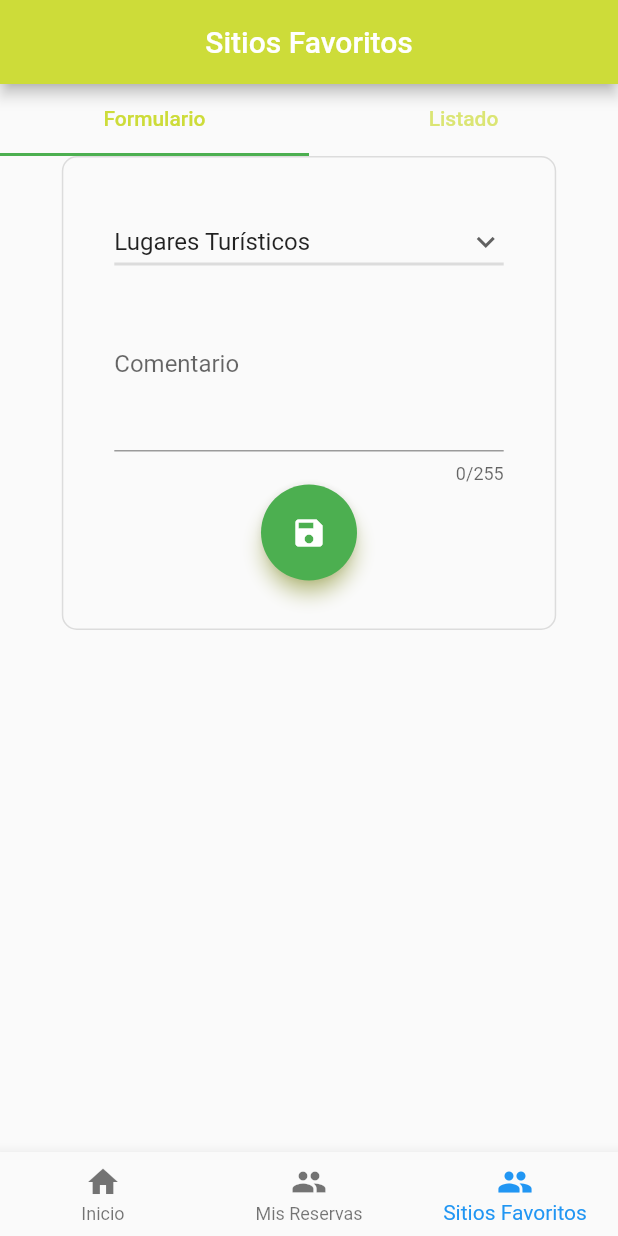
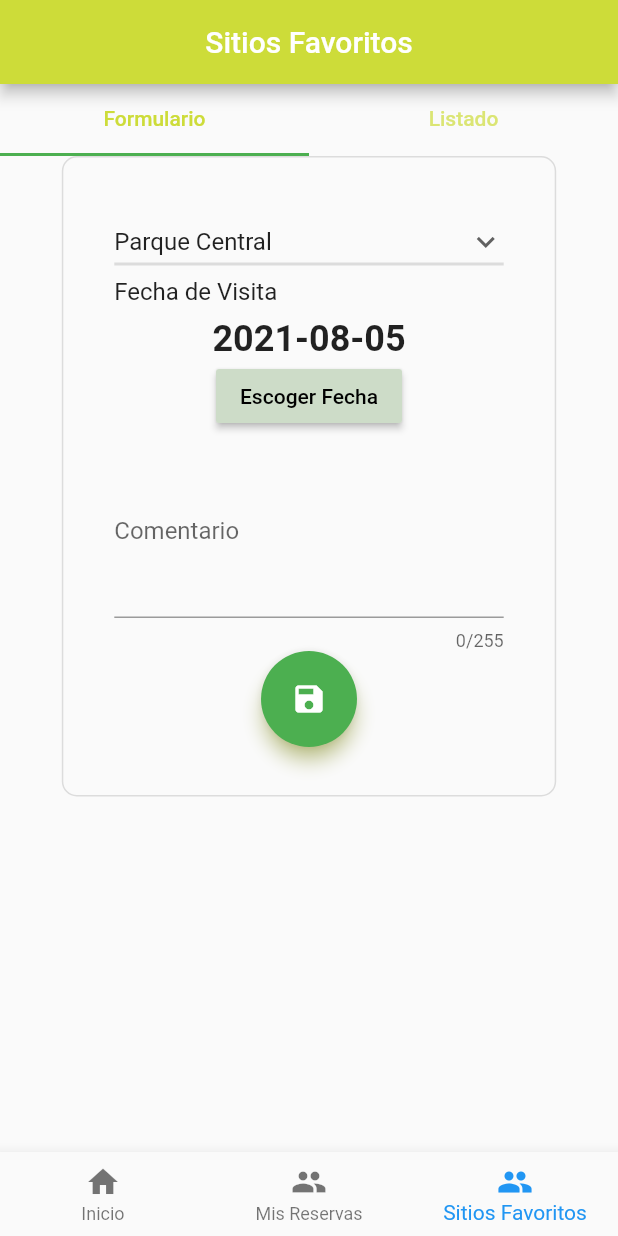
Before and after one commit to alelei/TurismoSangolqui, a Flutter app: the screen it shows after launch, item 3 of the bottom bar chosen, on a phone screen of 412 x 824 dp. Run offline on Flutter 3.47's test engine with Material 2 defaults, Android fonts, the phone set to English and light mode, and no system bars; our stand-ins replace image_picker, sqflite; missing offline and left inert: cloudinary_public; accounts and stored records are empty; network calls fail.

Commit message:
SQlite_combox

```diff
--- a/assets/data/places_items.json
+++ b/assets/data/places_items.json
@@ -1,30 +1,30 @@
 [
     {
-        "name" : "Atractivos Turísticos Sangolquí",
+        "name" : "El Choclo",
         "photo" : "assets/images/Atractivos.jpg" ,
         "horario": "Abierto",
         "description" : "AtractiveList()"
     },
     {
-        "name" : "Lugares Turísticos",
+        "name" : "Parque Central",
         "photo" :  "assets/images/Lugares.jpg",
         "horario": "Abierto",
         "description" : "LugaresList"
     },
     {
-        "name" : "Entretenimiento",
+        "name" : "El Molinuco",
         "photo" :  "assets/images/Entretenimiento.jpg",
         "horario": "Abierto",
         "description" : "EntretenimientoList"
     },
     {
-        "name" : "Gastronomía",
+        "name" : "Parque Turismo",
         "photo" : "assets/images/Gastronomia.jpg",
         "horario": "Abierto",
         "description" : "GastronomíaList"
     },
     {
-        "name" : "Acerca_De",
+        "name" : "Iglesia Central",
         "photo": "assets/images/Acerca.jpg",
         "horario": "Abierto",
         "description" : "_"
--- a/lib/src/models/favorite_element_model.dart
+++ b/lib/src/models/favorite_element_model.dart
@@ -14,23 +14,30 @@ class FavoriteElement {
     this.id,
     required this.place_name,
     required this.coment,
+    required this.fecha,
   });
 
   int? id;
   String place_name;
   String coment;
+  DateTime fecha;
 
-  FavoriteElement.create(this.place_name, this.coment);
+  FavoriteElement.create(this.place_name, this.coment, this.fecha);
 
-  factory FavoriteElement.fromJson(Map<String, dynamic> json) => FavoriteElement(
+  factory FavoriteElement.fromJson(Map<String, dynamic> json) =>
+      FavoriteElement(
         id: json["id"],
         place_name: json["place_name"],
         coment: json["coment"],
+        fecha: DateTime.parse(json["fecha"]),
+
       );
 
   Map<String, dynamic> toJson() => {
         "id": id,
         "place_name": place_name,
         "coment": coment,
+        "fecha":
+            "${fecha.year.toString().padLeft(4, '0')}-${fecha.month.toString().padLeft(2, '0')}-${fecha.day.toString().padLeft(2, '0')}"
       };
 }
--- a/lib/src/providers/db_provider.dart
+++ b/lib/src/providers/db_provider.dart
@@ -26,7 +26,8 @@ class DBProvider {
         CREATE TABLE FisioElements(
           id  INTEGER PRIMARY KEY,
           place_name TEXT,
-          coment TEXT
+          coment TEXT,
+          fecha DATETIME
         )
       ''');
     });
--- a/lib/src/providers/fisio_elements_provider.dart
+++ b/lib/src/providers/fisio_elements_provider.dart
@@ -4,8 +4,8 @@ import 'db_provider.dart';
 class FisioElementProvider extends ChangeNotifier {
   List<FavoriteElement> elements = [];
 
-  Future<FavoriteElement> addElement(String place_name, String coment) async {
-    FavoriteElement element = FavoriteElement(place_name: place_name, coment: coment);
+  Future<FavoriteElement> addElement(String place_name, String coment , DateTime fecha) async {
+    FavoriteElement element = FavoriteElement(place_name: place_name, coment: coment, fecha: fecha);
     final id = await DBProvider.db.insert(element);
     element.id = id;
     this.elements.add(element);
--- a/lib/src/widgets/content/favorite_element_form.dart
+++ b/lib/src/widgets/content/favorite_element_form.dart
@@ -6,10 +6,10 @@ import 'package:turismosangolqui/src/providers/fisio_elements_provider.dart';
 import 'package:turismosangolqui/src/services/places_service.dart';
 import 'package:turismosangolqui/src/utils/standard_widgets.dart';
 
+DateTime selectedDate = DateTime.now();
+
 class FavoriteElementForm extends StatefulWidget {
   FavoriteElementForm({Key? key}) : super(key: key);
-
-  DateTime _selectedDate = DateTime.now();
 
   @override
   _FavoriteElementFormState createState() => _FavoriteElementFormState();
@@ -24,6 +24,8 @@ class _FavoriteElementFormState extends State<FavoriteElementForm> {
   //Un objeto del modelo a enviar
   late FavoriteElement _element;
   bool _onSaving = false;
+  DateTime _selectedDate = DateTime.now();
+
   List<String> _typesElement = ['Activo', 'Inactivo'];
   String _typeValue = "";
 
@@ -32,7 +34,7 @@ class _FavoriteElementFormState extends State<FavoriteElementForm> {
     super.initState();
     _loadTypePlaces();
     _typeValue = _typesElement.elementAt(0);
-    _element = FavoriteElement.create('Lugares Turísticos', '');
+    _element = FavoriteElement.create('Parque Central', '', _selectedDate);
   }
 
   @override
@@ -55,7 +57,12 @@ class _FavoriteElementFormState extends State<FavoriteElementForm> {
                   margin:
                       EdgeInsets.symmetric(vertical: 32.0, horizontal: 14.0),
                   child: Column(
-                    children: [_inputPlace(), _inputComent(), _buttons()],
+                    children: [
+                      _inputPlace(),
+                      _inputFecha(),
+                      _inputComent(),
+                      _buttons()
+                    ],
                   ),
                 )),
           )
@@ -87,6 +94,55 @@ class _FavoriteElementFormState extends State<FavoriteElementForm> {
         );
       }).toList(),
     );
+  }
+
+  _inputFecha() {
+    return Container(
+      child: Column(
+        crossAxisAlignment: CrossAxisAlignment.start,
+        children: [
+          Text("Fecha de Visita", style: Theme.of(context).textTheme.subtitle1),
+          Padding(
+            padding: const EdgeInsets.all(8.0),
+            child: Column(
+              mainAxisSize: MainAxisSize.max,
+              children: <Widget>[
+                Text(
+                  "${selectedDate.toLocal()}".split(' ')[0],
+                  style: TextStyle(
+                      fontSize: Theme.of(context).textTheme.headline5!.fontSize,
+                      fontWeight: FontWeight.bold),
+                ),
+                Center(
+                  // ignore: deprecated_member_use
+                  child: RaisedButton(
+                    onPressed: () => _selectDate(context), // Refer step 3
+                    child: Text(
+                      'Escoger Fecha',
+                      style: TextStyle(color: Colors.black),
+                    ),
+                    color: Theme.of(context).primaryColor.withBlue(200),
+                  ),
+                ),
+              ],
+            ),
+          ),
+        ],
+      ),
+    );
+  }
+
+  _selectDate(BuildContext context) async {
+    final DateTime? picked = await showDatePicker(
+      context: context,
+      initialDate: DateTime.now(), // Refer step 1
+      firstDate: DateTime.now(),
+      lastDate: DateTime(2025),
+    );
+    if (picked != null && picked != _selectedDate)
+      setState(() {
+        _selectedDate = picked;
+      });
   }
 
   _inputComent() {
@@ -136,7 +192,7 @@ class _FavoriteElementFormState extends State<FavoriteElementForm> {
     final fisioProvider =
         Provider.of<FisioElementProvider>(context, listen: false);
     fisioProvider
-        .addElement(_element.place_name, _element.coment)
+        .addElement(_element.place_name, _element.coment, _element.fecha)
         .then((value) {
       _element = value;
       formKey.currentState!.reset();
```
Also changed, not shown: lib/src/list/favorite_element_list.dart (+13 -4 lines).
